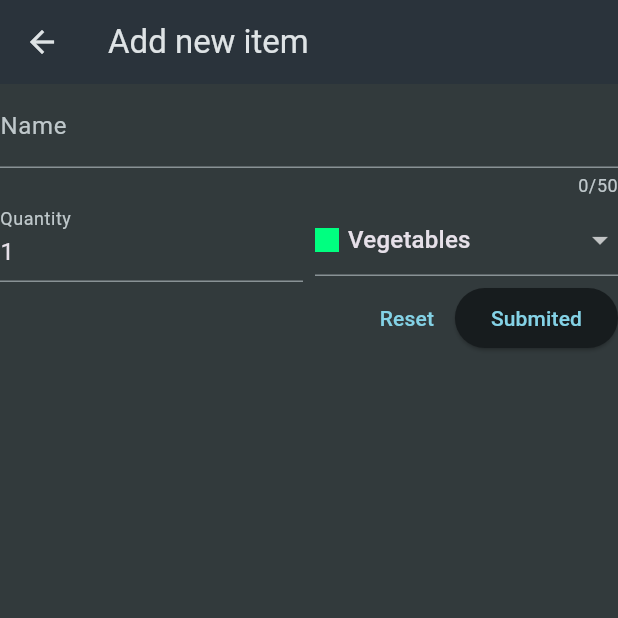
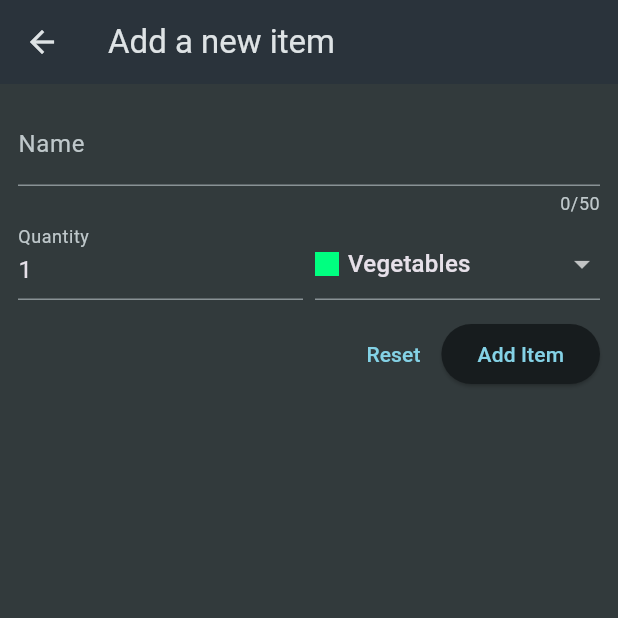
Before and after one commit to Junaidchohan/FLUTTER-FIREBASE-SHOPING-LIST-APP, a Flutter app: the screen it shows after launch, after a tap on the "add" icon, on a phone screen of 412 x 824 dp, the top half of it. Run offline on Flutter 3.47's test engine with Material 3 defaults, Android fonts, the phone set to English and light mode, and no system bars; network calls fail.

Commit message:
Avoiding unnecessary requests

```diff
--- a/lib/widgets/grocery_list.dart
+++ b/lib/widgets/grocery_list.dart
@@ -27,12 +27,12 @@ class _GroceryListState extends State<GroceryList> {
         'flutter-prep-default-rtdb.firebaseio.com', 'shopping-list.json');
     final response = await http.get(url);
     final Map<String, dynamic> listData = json.decode(response.body);
-    final List<GroceryItem> _loadedItems = [];
+    final List<GroceryItem> loadedItems = [];
     for (final item in listData.entries) {
       final category = categories.entries
-          .firstWhere((catItem) => catItem.key == item.value['category'])
+          .firstWhere((catItem) => catItem.value.title == item.value[1])
           .value;
-      _loadedItems.add(
+      loadedItems.add(
         GroceryItem(
           id: item.key,
           name: item.value['name'],
@@ -42,18 +42,24 @@ class _GroceryListState extends State<GroceryList> {
       );
     }
     setState(() {
-      _groceryItems = _loadedItems;
+      _groceryItems = loadedItems;
     });
   }
 
   void _addItem() async {
-    await Navigator.of(context).push<GroceryItem>(
+    final newItem = await Navigator.of(context).push<GroceryItem>(
       MaterialPageRoute(
-        builder: (ctx) => const NewItemScreen(),
+        builder: (ctx) => const NewItem(),
       ),
     );
 
-    _loadItems();
+    if (newItem == null) {
+      return;
+    }
+
+    setState(() {
+      _groceryItems.add(newItem);
+    });
   }
 
   void _removeItem(GroceryItem item) {
--- a/lib/widgets/new_item.dart
+++ b/lib/widgets/new_item.dart
@@ -1,55 +1,59 @@
 import 'dart:convert';
 
 import 'package:flutter/material.dart';
+import 'package:http/http.dart' as http;
 import 'package:shoping_list_app/data/categories.dart';
 import 'package:shoping_list_app/models/category.dart';
-import 'package:http/http.dart' as http;
+import 'package:shoping_list_app/models/grocery_item.dart';
 
-class NewItemScreen extends StatefulWidget {
-  const NewItemScreen({super.key});
+class NewItem extends StatefulWidget {
+  const NewItem({super.key});
 
   @override
-  State<NewItemScreen> createState() => _NewItemScreenState();
+  State<NewItem> createState() {
+    return _NewItemState();
+  }
 }
 
-class _NewItemScreenState extends State<NewItemScreen> {
+class _NewItemState extends State<NewItem> {
   final _formKey = GlobalKey<FormState>();
-  var _enteredName = "";
+  var _enteredName = '';
   var _enteredQuantity = 1;
   var _selectedCategory = categories[Categories.vegetables]!;
 
   void _saveItem() async {
     if (_formKey.currentState!.validate()) {
       _formKey.currentState!.save();
-      final url = Uri.https('flutter-prep-19e39-default-rtdb.firebaseio.com',
-          'Shopping-list.json');
+      final url = Uri.https(
+          'flutter-prep-default-rtdb.firebaseio.com', 'shopping-list.json');
       final response = await http.post(
         url,
-        headers: {'Content-Type': 'application/json'},
+        headers: {
+          'Content-Type': 'application/json',
+        },
         body: json.encode(
           {
-            'name:': _enteredName,
+            'name': _enteredName,
             'quantity': _enteredQuantity,
             'category': _selectedCategory.title,
           },
         ),
       );
-      print(response.body);
-      print(response.statusCode);
 
-      if (context.mounted) {
+      final Map<String, dynamic> resData = json.decode(response.body);
+
+      if (!context.mounted) {
         return;
       }
 
-      Navigator.of(context).pop();
-      // (
-      //   GroceryItem(
-      //     id: DateTime.now().toString(),
-      //     name: _enteredName,
-      //     quantity: _enteredQuantity,
-      //     category: _selectedCategory,
-      //   ),
-      // );
+      Navigator.of(context).pop(
+        GroceryItem(
+          id: resData['name'],
+          name: _enteredName,
+          quantity: _enteredQuantity,
+          category: _selectedCategory,
+        ),
+      );
     }
   }
 
@@ -57,35 +61,43 @@ class _NewItemScreenState extends State<NewItemScreen> {
   Widget build(BuildContext context) {
     return Scaffold(
       appBar: AppBar(
-        title: Text("Add new item"),
+        title: const Text('Add a new item'),
       ),
-      body: Form(
+      body: Padding(
+        padding: const EdgeInsets.all(12),
+        child: Form(
           key: _formKey,
           child: Column(
             children: [
               TextFormField(
                 maxLength: 50,
-                decoration: InputDecoration(
-                  label: Text("Name"),
+                decoration: const InputDecoration(
+                  label: Text('Name'),
                 ),
                 validator: (value) {
                   if (value == null ||
                       value.isEmpty ||
                       value.trim().length <= 1 ||
                       value.trim().length > 50) {
-                    return "Must be between 1 and 50 charecters.";
+                    return 'Must be between 1 and 50 characters.';
                   }
                   return null;
                 },
                 onSaved: (value) {
+                  // if (value == null) {
+                  //   return;
+                  // }
                   _enteredName = value!;
                 },
-              ),
+              ), // instead of TextField()
               Row(
+                crossAxisAlignment: CrossAxisAlignment.end,
                 children: [
                   Expanded(
                     child: TextFormField(
-                      decoration: InputDecoration(label: Text("Quantity")),
+                      decoration: const InputDecoration(
+                        label: Text('Quantity'),
+                      ),
                       keyboardType: TextInputType.number,
                       initialValue: _enteredQuantity.toString(),
                       validator: (value) {
@@ -93,7 +105,7 @@ class _NewItemScreenState extends State<NewItemScreen> {
                             value.isEmpty ||
                             int.tryParse(value) == null ||
                             int.tryParse(value)! <= 0) {
-                          return "Muet be a valid, positive number.";
+                          return 'Must be a valid, positive number.';
                         }
                         return null;
                       },
@@ -102,38 +114,37 @@ class _NewItemScreenState extends State<NewItemScreen> {
                       },
                     ),
                   ),
-                  SizedBox(
-                    width: 8,
-                  ),
+                  const SizedBox(width: 8),
                   Expanded(
                     child: DropdownButtonFormField(
                       value: _selectedCategory,
                       items: [
-                          for (final Category in categories.entries)
+                        for (final category in categories.entries)
                           DropdownMenuItem(
-                                value: Category.value,
+                            value: category.value,
                             child: Row(
                               children: [
                                 Container(
                                   width: 16,
                                   height: 16,
-                                      color: Category.value.color,
+                                  color: category.value.color,
                                 ),
-                                    SizedBox(
-                                      width: 6,
+                                const SizedBox(width: 6),
+                                Text(category.value.title),
+                              ],
                             ),
-                                    Text(Category.value.title)
-                                  ],
-                                ))
+                          ),
                       ],
                       onChanged: (value) {
                         setState(() {
                           _selectedCategory = value!;
                         });
-                        }),
+                      },
+                    ),
                   ),
                 ],
               ),
+              const SizedBox(height: 12),
               Row(
                 mainAxisAlignment: MainAxisAlignment.end,
                 children: [
@@ -141,12 +152,18 @@ class _NewItemScreenState extends State<NewItemScreen> {
                     onPressed: () {
                       _formKey.currentState!.reset();
                     },
-                      child: Text("Reset")),
-                  ElevatedButton(onPressed: _saveItem, child: Text("Submited"))
-                ],
+                    child: const Text('Reset'),
+                  ),
+                  ElevatedButton(
+                    onPressed: _saveItem,
+                    child: const Text('Add Item'),
                   )
                 ],
-          )),
+              ),
+            ],
+          ),
+        ),
+      ),
     );
   }
 }
```
Lines whose indentation alone changed are shown as unchanged.
